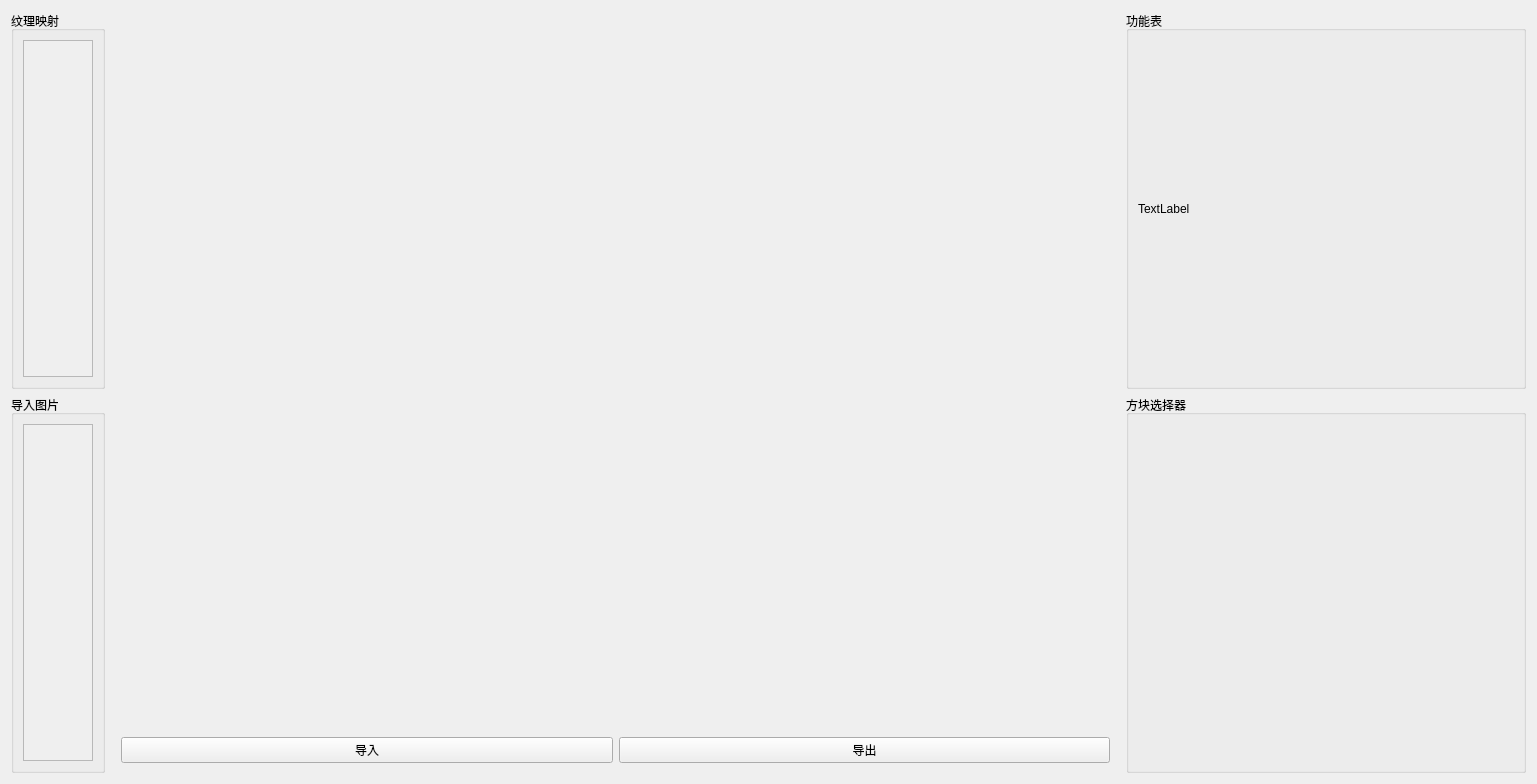
Above: static/ui/texture.ui from xianyu321/pyqt_image_tool before the change. Below: the same form after it.
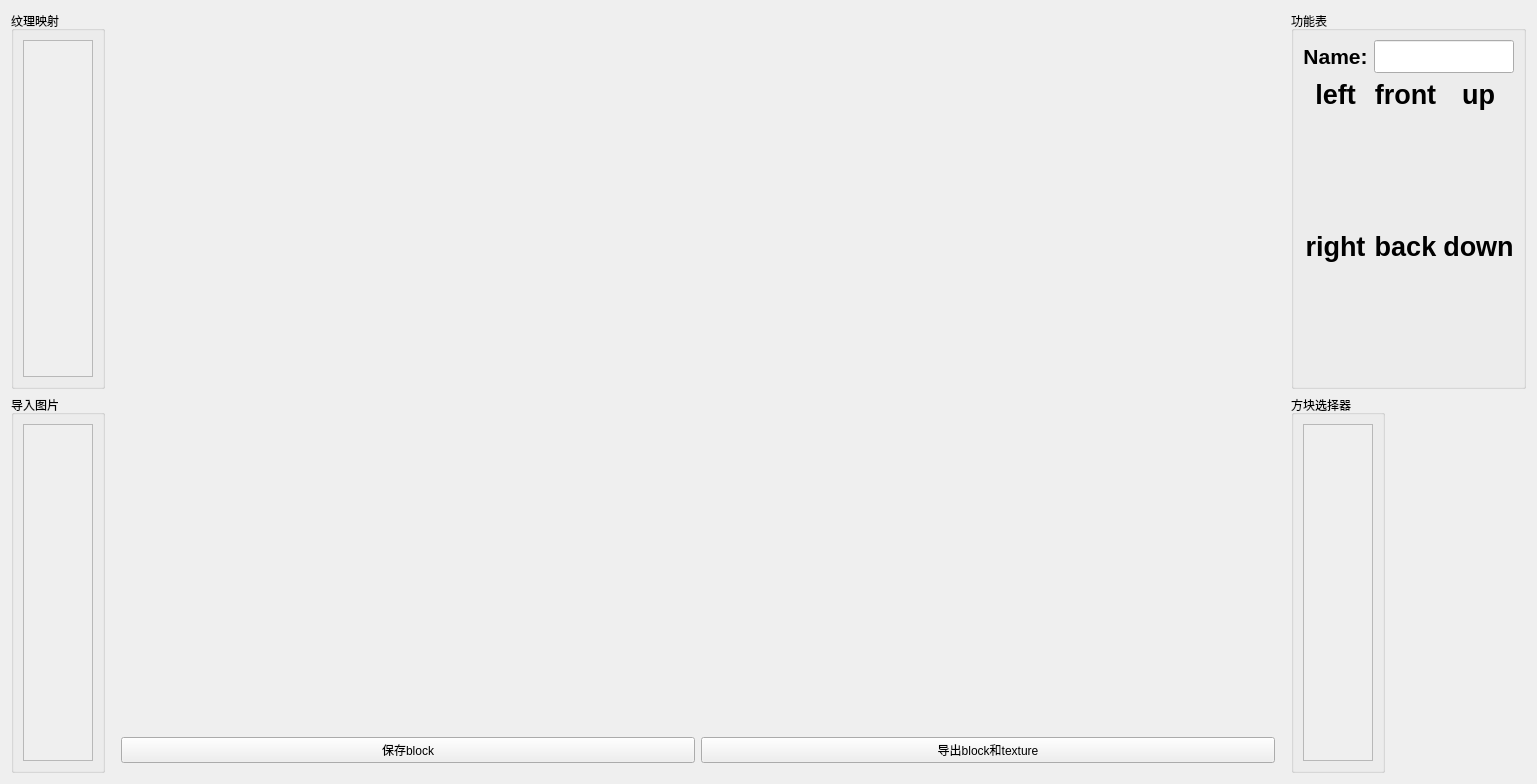
That is the form after the change. Custom widgets are drawn as their Qt base class.

```diff
--- a/static/ui/texture.ui
+++ b/static/ui/texture.ui
@@ -235,7 +235,14 @@
      <item>
       <layout class="QVBoxLayout" name="verticalLayout_2">
        <item>
-        <widget class="QWidget" name="main_widget" native="true"/>
+        <widget class="QWidget" name="main_widget" native="true">
+         <property name="sizePolicy">
+          <sizepolicy hsizetype="Minimum" vsizetype="Preferred">
+           <horstretch>0</horstretch>
+           <verstretch>0</verstretch>
+          </sizepolicy>
+         </property>
+        </widget>
        </item>
        <item>
         <layout class="QHBoxLayout" name="horizontalLayout_3">
@@ -257,14 +264,14 @@
          <item>
           <widget class="QPushButton" name="input_image_btn">
            <property name="text">
-            <string>导入</string>
+            <string>保存block</string>
            </property>
           </widget>
          </item>
          <item>
           <widget class="QPushButton" name="output_image_btn">
            <property name="text">
-            <string>导出</string>
+            <string>导出block和texture</string>
            </property>
           </widget>
          </item>
@@ -274,28 +281,263 @@
      </item>
      <item>
       <layout class="QVBoxLayout" name="verticalLayout_3">
+       <property name="sizeConstraint">
+        <enum>QLayout::SetDefaultConstraint</enum>
+       </property>
        <item>
         <widget class="QGroupBox" name="groupBox_4">
          <property name="minimumSize">
           <size>
-           <width>400</width>
+           <width>0</width>
            <height>0</height>
           </size>
          </property>
          <property name="maximumSize">
           <size>
-           <width>400</width>
+           <width>16777215</width>
            <height>16777215</height>
           </size>
          </property>
          <property name="title">
           <string>功能表</string>
          </property>
-         <layout class="QHBoxLayout" name="horizontalLayout_7">
-          <item>
+         <layout class="QGridLayout" name="gridLayout">
+          <item row="2" column="2">
+           <widget class="BindLabel" name="up">
+            <property name="text">
+             <string/>
+            </property>
+            <property name="alignment">
+             <set>Qt::AlignCenter</set>
+            </property>
+           </widget>
+          </item>
+          <item row="4" column="1">
+           <widget class="BindLabel" name="back">
+            <property name="text">
+             <string/>
+            </property>
+            <property name="alignment">
+             <set>Qt::AlignCenter</set>
+            </property>
+           </widget>
+          </item>
+          <item row="0" column="0">
+           <widget class="QLabel" name="label_3">
+            <property name="sizePolicy">
+             <sizepolicy hsizetype="Preferred" vsizetype="Fixed">
+              <horstretch>0</horstretch>
+              <verstretch>0</verstretch>
+             </sizepolicy>
+            </property>
+            <property name="font">
+             <font>
+              <pointsize>16</pointsize>
+              <weight>75</weight>
+              <bold>true</bold>
+             </font>
+            </property>
+            <property name="text">
+             <string>Name:</string>
+            </property>
+            <property name="alignment">
+             <set>Qt::AlignCenter</set>
+            </property>
+           </widget>
+          </item>
+          <item row="1" column="2">
+           <widget class="QLabel" name="label_5">
+            <property name="sizePolicy">
+             <sizepolicy hsizetype="Preferred" vsizetype="Fixed">
+              <horstretch>0</horstretch>
+              <verstretch>0</verstretch>
+             </sizepolicy>
+            </property>
+            <property name="font">
+             <font>
+              <pointsize>20</pointsize>
+              <weight>75</weight>
+              <bold>true</bold>
+             </font>
+            </property>
+            <property name="text">
+             <string>up</string>
+            </property>
+            <property name="alignment">
+             <set>Qt::AlignCenter</set>
+            </property>
+           </widget>
+          </item>
+          <item row="4" column="2">
+           <widget class="BindLabel" name="down">
+            <property name="lineWidth">
+             <number>100</number>
+            </property>
+            <property name="text">
+             <string/>
+            </property>
+            <property name="alignment">
+             <set>Qt::AlignCenter</set>
+            </property>
+           </widget>
+          </item>
+          <item row="3" column="2">
+           <widget class="QLabel" name="label_7">
+            <property name="sizePolicy">
+             <sizepolicy hsizetype="Preferred" vsizetype="Fixed">
+              <horstretch>0</horstretch>
+              <verstretch>0</verstretch>
+             </sizepolicy>
+            </property>
+            <property name="font">
+             <font>
+              <pointsize>20</pointsize>
+              <weight>75</weight>
+              <bold>true</bold>
+             </font>
+            </property>
+            <property name="text">
+             <string>down</string>
+            </property>
+            <property name="alignment">
+             <set>Qt::AlignCenter</set>
+            </property>
+           </widget>
+          </item>
+          <item row="3" column="0">
+           <widget class="QLabel" name="label_2">
+            <property name="sizePolicy">
+             <sizepolicy hsizetype="Preferred" vsizetype="Fixed">
+              <horstretch>0</horstretch>
+              <verstretch>0</verstretch>
+             </sizepolicy>
+            </property>
+            <property name="font">
+             <font>
+              <pointsize>20</pointsize>
+              <weight>75</weight>
+              <bold>true</bold>
+             </font>
+            </property>
+            <property name="text">
+             <string>right</string>
+            </property>
+            <property name="alignment">
+             <set>Qt::AlignCenter</set>
+            </property>
+           </widget>
+          </item>
+          <item row="4" column="0">
+           <widget class="BindLabel" name="right">
+            <property name="text">
+             <string/>
+            </property>
+            <property name="alignment">
+             <set>Qt::AlignCenter</set>
+            </property>
+           </widget>
+          </item>
+          <item row="3" column="1">
+           <widget class="QLabel" name="label_10">
+            <property name="sizePolicy">
+             <sizepolicy hsizetype="Preferred" vsizetype="Fixed">
+              <horstretch>0</horstretch>
+              <verstretch>0</verstretch>
+             </sizepolicy>
+            </property>
+            <property name="font">
+             <font>
+              <pointsize>20</pointsize>
+              <weight>75</weight>
+              <bold>true</bold>
+             </font>
+            </property>
+            <property name="text">
+             <string>back</string>
+            </property>
+            <property name="alignment">
+             <set>Qt::AlignCenter</set>
+            </property>
+           </widget>
+          </item>
+          <item row="2" column="0">
+           <widget class="BindLabel" name="left">
+            <property name="text">
+             <string/>
+            </property>
+            <property name="alignment">
+             <set>Qt::AlignCenter</set>
+            </property>
+           </widget>
+          </item>
+          <item row="2" column="1">
+           <widget class="BindLabel" name="front">
+            <property name="text">
+             <string/>
+            </property>
+            <property name="alignment">
+             <set>Qt::AlignCenter</set>
+            </property>
+           </widget>
+          </item>
+          <item row="1" column="0">
            <widget class="QLabel" name="label">
+            <property name="sizePolicy">
+             <sizepolicy hsizetype="Preferred" vsizetype="Fixed">
+              <horstretch>0</horstretch>
+              <verstretch>0</verstretch>
+             </sizepolicy>
+            </property>
+            <property name="font">
+             <font>
+              <pointsize>20</pointsize>
+              <weight>75</weight>
+              <bold>true</bold>
+             </font>
+            </property>
             <property name="text">
-             <string>TextLabel</string>
+             <string>left</string>
+            </property>
+            <property name="alignment">
+             <set>Qt::AlignCenter</set>
+            </property>
+           </widget>
+          </item>
+          <item row="1" column="1">
+           <widget class="QLabel" name="label_11">
+            <property name="sizePolicy">
+             <sizepolicy hsizetype="Preferred" vsizetype="Fixed">
+              <horstretch>0</horstretch>
+              <verstretch>0</verstretch>
+             </sizepolicy>
+            </property>
+            <property name="font">
+             <font>
+              <pointsize>20</pointsize>
+              <weight>75</weight>
+              <bold>true</bold>
+             </font>
+            </property>
+            <property name="text">
+             <string>front</string>
+            </property>
+            <property name="alignment">
+             <set>Qt::AlignCenter</set>
+            </property>
+           </widget>
+          </item>
+          <item row="0" column="1" colspan="2">
+           <widget class="QLineEdit" name="name">
+            <property name="sizePolicy">
+             <sizepolicy hsizetype="Preferred" vsizetype="Fixed">
+              <horstretch>0</horstretch>
+              <verstretch>0</verstretch>
+             </sizepolicy>
+            </property>
+            <property name="font">
+             <font>
+              <pointsize>16</pointsize>
+             </font>
             </property>
            </widget>
           </item>
@@ -304,24 +546,85 @@
        </item>
        <item>
         <widget class="QGroupBox" name="groupBox_3">
+         <property name="sizePolicy">
+          <sizepolicy hsizetype="Fixed" vsizetype="Preferred">
+           <horstretch>0</horstretch>
+           <verstretch>0</verstretch>
+          </sizepolicy>
+         </property>
          <property name="minimumSize">
           <size>
-           <width>400</width>
+           <width>0</width>
            <height>0</height>
           </size>
          </property>
          <property name="maximumSize">
           <size>
-           <width>400</width>
+           <width>16777215</width>
            <height>16777215</height>
           </size>
          </property>
          <property name="title">
           <string>方块选择器</string>
          </property>
-         <layout class="QHBoxLayout" name="horizontalLayout_6">
+         <property name="alignment">
+          <set>Qt::AlignLeading|Qt::AlignLeft|Qt::AlignTop</set>
+         </property>
+         <layout class="QVBoxLayout" name="verticalLayout_8">
+          <property name="spacing">
+           <number>0</number>
+          </property>
           <item>
-           <layout class="QGridLayout" name="block_box"/>
+           <widget class="QScrollArea" name="scroll_blocks">
+            <property name="sizePolicy">
+             <sizepolicy hsizetype="Preferred" vsizetype="Preferred">
+              <horstretch>0</horstretch>
+              <verstretch>0</verstretch>
+             </sizepolicy>
+            </property>
+            <property name="lineWidth">
+             <number>0</number>
+            </property>
+            <property name="verticalScrollBarPolicy">
+             <enum>Qt::ScrollBarAlwaysOff</enum>
+            </property>
+            <property name="horizontalScrollBarPolicy">
+             <enum>Qt::ScrollBarAlwaysOff</enum>
+            </property>
+            <property name="widgetResizable">
+             <bool>false</bool>
+            </property>
+            <property name="alignment">
+             <set>Qt::AlignHCenter|Qt::AlignTop</set>
+            </property>
+            <widget class="BlocksWidget" name="blocks_widget">
+             <property name="geometry">
+              <rect>
+               <x>0</x>
+               <y>0</y>
+               <width>60</width>
+               <height>344</height>
+              </rect>
+             </property>
+             <property name="sizePolicy">
+              <sizepolicy hsizetype="Preferred" vsizetype="Preferred">
+               <horstretch>0</horstretch>
+               <verstretch>0</verstretch>
+              </sizepolicy>
+             </property>
+             <property name="layoutDirection">
+              <enum>Qt::LeftToRight</enum>
+             </property>
+             <layout class="QVBoxLayout" name="verticalLayout_10">
+              <property name="spacing">
+               <number>0</number>
+              </property>
+              <property name="sizeConstraint">
+               <enum>QLayout::SetDefaultConstraint</enum>
+              </property>
+             </layout>
+            </widget>
+           </widget>
           </item>
          </layout>
         </widget>
@@ -339,6 +642,17 @@
    <header>models.ImageMoveWidget</header>
    <container>1</container>
   </customwidget>
+  <customwidget>
+   <class>BlocksWidget</class>
+   <extends>QWidget</extends>
+   <header>models.BlocksWidget</header>
+   <container>1</container>
+  </customwidget>
+  <customwidget>
+   <class>BindLabel</class>
+   <extends>QLabel</extends>
+   <header>models.BindLabel</header>
+  </customwidget>
  </customwidgets>
  <resources/>
  <connections/>
```
Left out of the diff: 2 changed lines with no effect on the pictures.
